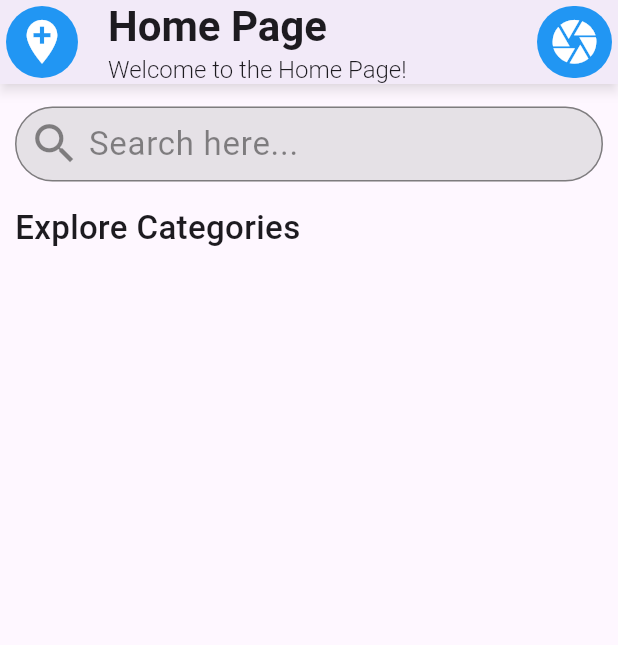
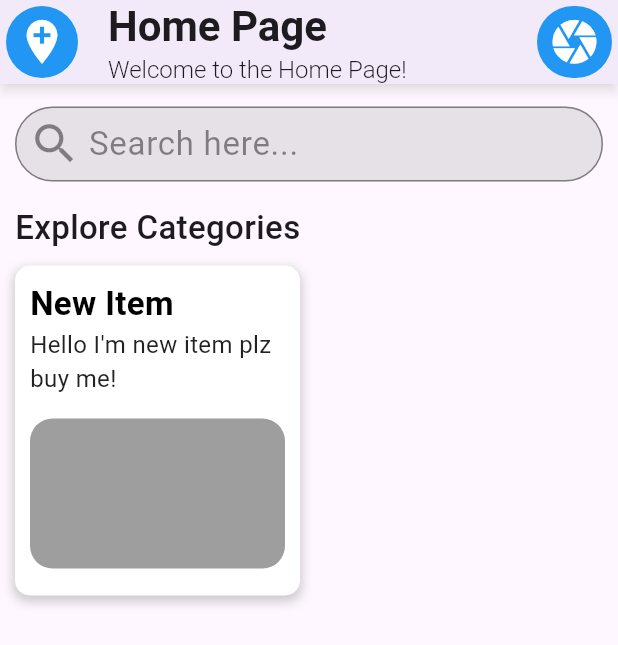
Before and after one commit to teshankalhara/demo_app-flutter, a Flutter app: the screen it shows after launch, on a phone screen of 412 x 824 dp. Shown: the top 645 px of the screen. Run offline on Flutter 3.47's test engine with Material 3 defaults, Android fonts, the phone set to English and light mode, and no system bars.

Commit message:
add product cart widget to home page

```diff
--- a/lib/pages/home_page/home_page.dart
+++ b/lib/pages/home_page/home_page.dart
@@ -1,6 +1,7 @@
 import 'package:flutter/material.dart';
 import 'package:flutter_app/widgets/app_bar/app_bar.dart';
 import 'package:flutter_app/pages/home_page/widgets/search_bar.dart';
+import 'package:flutter_app/widgets/product_cart/product_cart.dart';
 
 class HomePage extends StatelessWidget {
   const HomePage({super.key});
@@ -20,6 +21,19 @@ class HomePage extends StatelessWidget {
                 'Explore Categories',
                 style: TextStyle(fontSize: 22, fontWeight: FontWeight.w500),
               ),
+              SizedBox(height: 10),
+              Row(
+                children: [
+                  ProductCart(
+                    title: "New Item",
+                    decoration: "Hello I'm new item plz buy me!",
+                    titleColor: Colors.black,
+                    descriptionColor: Colors.black87,
+                    productBoxColor: Colors.white,
+                    smallBoxColor: Colors.grey,
+                  ),
+                ],
+              ),
             ],
           ),
         ),
```
